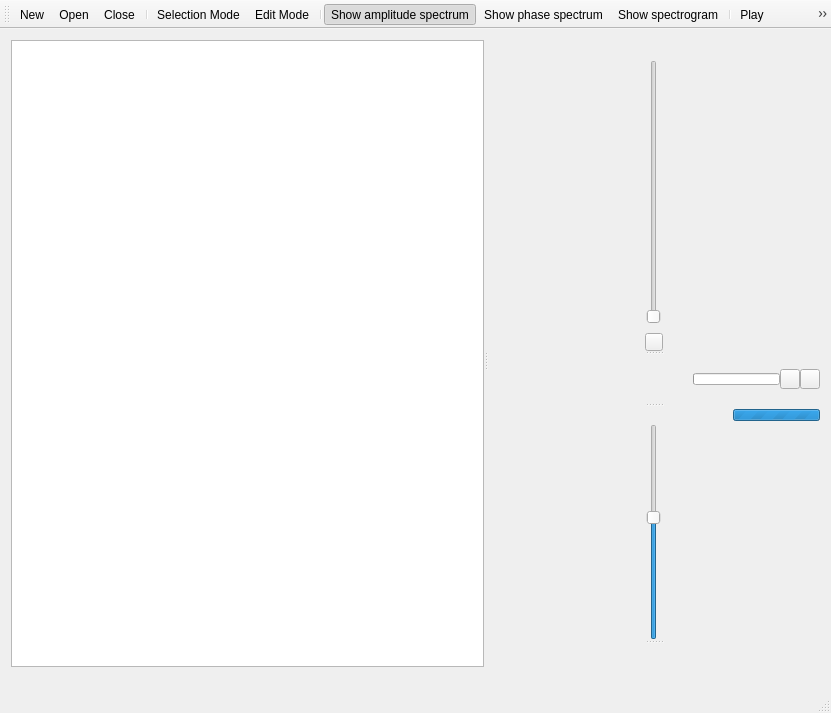
This is src/wmainwindow.ui in gillesdegottex/dfasma as Qt 5 draws it before an edit. The edited form follows.
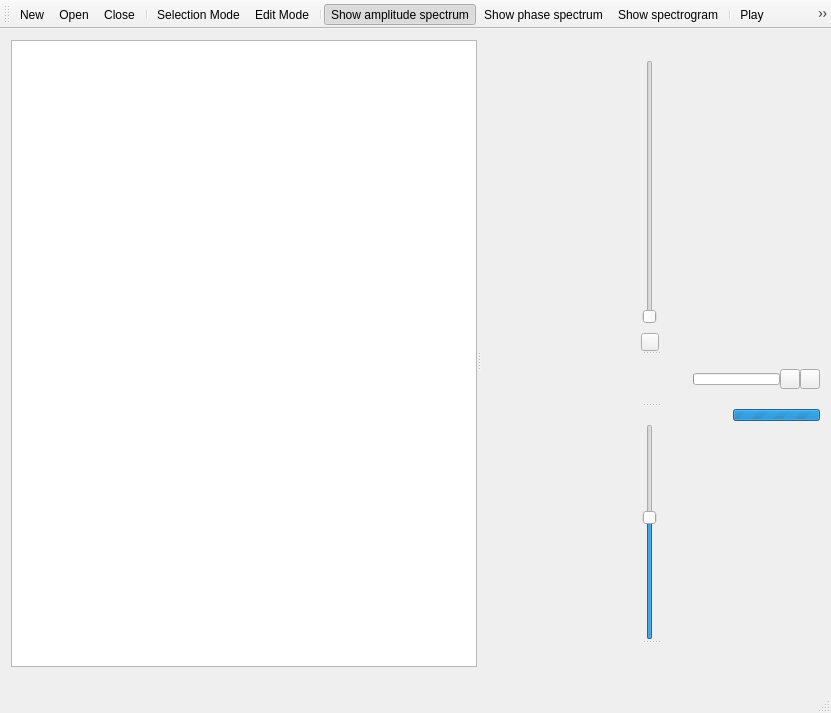
This is the edited form. Icons and pictures are not drawn.

Commit message: put progress widgets in a separate widget

```diff
--- a/src/wmainwindow.ui
+++ b/src/wmainwindow.ui
@@ -209,10 +209,7 @@
           <number>0</number>
          </property>
          <item>
-          <layout class="QHBoxLayout" name="horizontalLayout_5">
-           <property name="spacing">
-            <number>0</number>
-           </property>
+          <layout class="QHBoxLayout" name="horizontalLayout_9">
            <item>
             <widget class="QLabel" name="lblSpectrogramSelectionTxt">
              <property name="sizePolicy">
@@ -252,6 +249,24 @@
             </spacer>
            </item>
            <item>
+            <widget class="QWidget" name="wSpectrogramProgressWidgets" native="true">
+             <layout class="QHBoxLayout" name="horizontalLayout_5">
+              <property name="spacing">
+               <number>0</number>
+              </property>
+              <property name="leftMargin">
+               <number>0</number>
+              </property>
+              <property name="topMargin">
+               <number>0</number>
+              </property>
+              <property name="rightMargin">
+               <number>0</number>
+              </property>
+              <property name="bottomMargin">
+               <number>0</number>
+              </property>
+              <item>
             <widget class="QLabel" name="lblSpectrogramInfoTxt">
              <property name="font">
               <font>
@@ -334,6 +349,9 @@
                <height>16</height>
               </size>
              </property>
+               </widget>
+              </item>
+             </layout>
             </widget>
            </item>
           </layout>
```
Left out of the diff: 2 changed lines with no effect on the pictures. Lines whose indentation alone changed are shown as unchanged.
